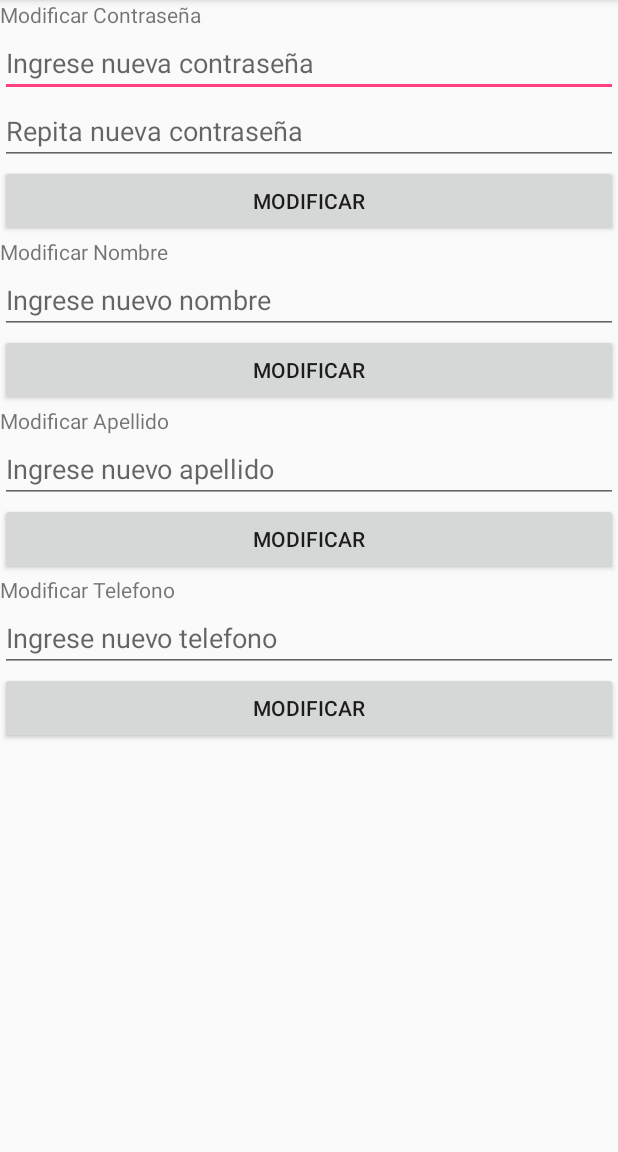
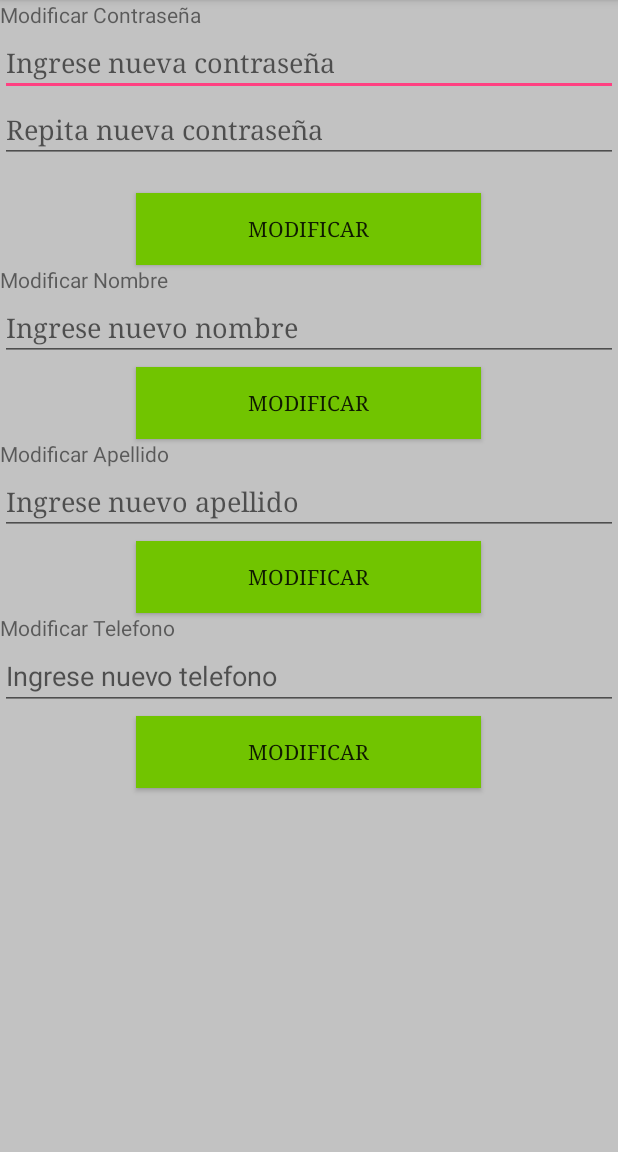
Before and after one commit to paoparra/Jardineros-GPS, an Android app: the modificar screen opened directly, with no data from a screen before it, on a phone screen of 412 x 824 dp, the part 84-1236 px from its top. Run offline under Robolectric (Android 15) with nearby library versions, the light colour scheme and no system bars; 2 statements that could not run were skipped.

Commit message:
avance12

```diff
--- a/jardineros/app/src/main/res/layout/login_usuario.xml
+++ b/jardineros/app/src/main/res/layout/login_usuario.xml
@@ -38,12 +38,12 @@
     <EditText
         android:layout_width="match_parent"
         android:layout_height="wrap_content"
-        android:inputType="textPersonName"
         android:layout_gravity="center_horizontal"
         android:layout_margin="5dp"
         android:fontFamily="serif"
         android:textSize="14sp"
         android:ems="15"
+        android:inputType="textPassword"
         android:id="@+id/clave"
 
         android:hint="Ingrese la clave"/>
--- a/jardineros/app/src/main/res/layout/modificar.xml
+++ b/jardineros/app/src/main/res/layout/modificar.xml
@@ -1,7 +1,8 @@
 <?xml version="1.0" encoding="utf-8"?>
 <LinearLayout xmlns:android="http://schemas.android.com/apk/res/android"
     android:orientation="vertical" android:layout_width="match_parent"
-    android:layout_height="match_parent">
+    android:layout_height="match_parent"
+    android:background="#C2C2C2">
 
     <TextView
         android:text="Modificar Contraseña"
@@ -12,24 +13,34 @@
     <EditText
         android:layout_width="match_parent"
         android:layout_height="wrap_content"
-        android:inputType="textPersonName"
+
         android:ems="10"
         android:id="@+id/eclave1"
+        android:inputType="textPassword"
+        android:textSize="18sp"
+        android:fontFamily="serif"
         android:hint="Ingrese nueva contraseña" />
 
     <EditText
         android:layout_width="match_parent"
         android:layout_height="wrap_content"
-        android:inputType="textPersonName"
+        android:inputType="textPassword"
         android:ems="10"
         android:id="@+id/eclave2"
+        android:textSize="18sp"
+        android:fontFamily="serif"
         android:hint="Repita nueva contraseña" />
 
     <Button
-        android:text="Modificar"
-        android:layout_width="match_parent"
+        android:id="@+id/mclave"
+
+        android:background="#71C400"
+        android:fontFamily="serif"
+        android:layout_width="230dp"
+        android:layout_marginTop="20dp"
         android:layout_height="wrap_content"
-        android:id="@+id/mclave" />
+        android:layout_gravity="center_horizontal"
+        android:text="Modificar" />
 
     <TextView
         android:text="Modificar Nombre"
@@ -43,12 +54,18 @@
         android:inputType="textPersonName"
         android:ems="10"
         android:id="@+id/enombre"
+        android:textSize="18sp"
+        android:fontFamily="serif"
         android:hint="Ingrese nuevo nombre" />
 
     <Button
         android:text="Modificar"
-        android:layout_width="match_parent"
+        android:background="#71C400"
+        android:fontFamily="serif"
+        android:layout_width="230dp"
+        android:layout_marginTop="4dp"
         android:layout_height="wrap_content"
+        android:layout_gravity="center_horizontal"
         android:id="@+id/mnombre" />
 
     <TextView
@@ -63,12 +80,18 @@
         android:inputType="textPersonName"
         android:ems="10"
         android:id="@+id/eapellido"
+        android:textSize="18sp"
+        android:fontFamily="serif"
         android:hint="Ingrese nuevo apellido" />
 
     <Button
         android:text="Modificar"
-        android:layout_width="match_parent"
+        android:background="#71C400"
+        android:fontFamily="serif"
+        android:layout_width="230dp"
+        android:layout_marginTop="4dp"
         android:layout_height="wrap_content"
+        android:layout_gravity="center_horizontal"
         android:id="@+id/mapellido" />
 
     <TextView
@@ -87,8 +110,12 @@
 
     <Button
         android:text="Modificar"
-        android:layout_width="match_parent"
+        android:background="#71C400"
+        android:fontFamily="serif"
+        android:layout_width="230dp"
+        android:layout_marginTop="4dp"
         android:layout_height="wrap_content"
+        android:layout_gravity="center_horizontal"
         android:id="@+id/mtelefono" />
 
 </LinearLayout>
--- a/jardineros/app/src/main/res/layout/panel_usuario.xml
+++ b/jardineros/app/src/main/res/layout/panel_usuario.xml
@@ -52,9 +52,10 @@
         android:background="#71C400"
         android:fontFamily="serif"
         android:layout_width="230dp"
+        android:layout_marginTop="20dp"
         android:layout_height="wrap_content"
         android:layout_gravity="center_horizontal"
-        android:layout_marginTop="20dp"/>
+       />
 
     <Button
         android:id="@+id/csesion"
--- a/jardineros/app/src/main/res/layout/registrar_jardinero.xml
+++ b/jardineros/app/src/main/res/layout/registrar_jardinero.xml
@@ -62,10 +62,10 @@
                 android:layout_gravity="center_horizontal"
                 android:layout_margin="5dp"
                 android:ems="15"
-                android:textSize="14sp"
                 android:fontFamily="serif"
                 android:hint="Ingrese su Correo"
-                android:inputType="textEmailAddress"/>
+                android:inputType="textEmailAddress"
+                android:textSize="14sp" />
 
             <EditText
                 android:id="@+id/editTextTelefono"
```
Also changed, not shown: 17 other files.
